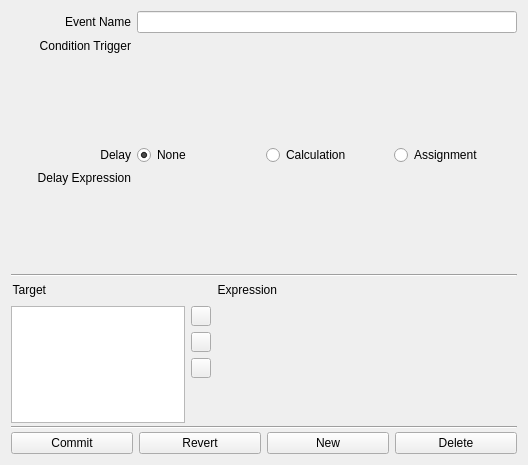
The window that copasi/UI/CQEventWidget1.ui (copasi/COPASI) describes before a commit, drawn with Qt 5.
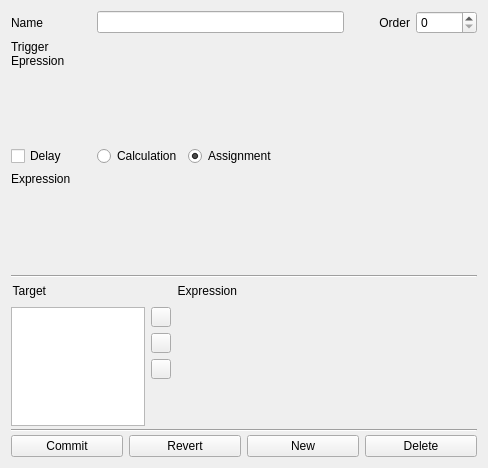
The same window after the commit. Icons and pictures are not drawn. Custom widgets are drawn as their Qt base class.

Commit message: Added order attribute to events.

Diff of the .ui file:
```diff
--- a/copasi/UI/CQEventWidget1.ui
+++ b/copasi/UI/CQEventWidget1.ui
@@ -19,8 +19,8 @@
    <rect>
     <x>0</x>
     <y>0</y>
-    <width>528</width>
-    <height>465</height>
+    <width>488</width>
+    <height>468</height>
    </rect>
   </property>
   <property name="sizePolicy" >
@@ -47,10 +47,10 @@
         </sizepolicy>
        </property>
        <property name="text" >
-        <string>Event Name</string>
+        <string>Name</string>
        </property>
        <property name="alignment" >
-        <set>Qt::AlignRight|Qt::AlignTrailing|Qt::AlignVCenter</set>
+        <set>Qt::AlignLeading|Qt::AlignLeft|Qt::AlignVCenter</set>
        </property>
        <property name="wordWrap" >
         <bool>false</bool>
@@ -60,6 +60,28 @@
      <item row="0" column="1" colspan="3" >
       <widget class="QLineEdit" name="mpLineEditName" />
      </item>
+     <item row="0" column="4" >
+      <widget class="QLabel" name="mpLabelOrder" >
+       <property name="sizePolicy" >
+        <sizepolicy vsizetype="Minimum" hsizetype="Preferred" >
+         <horstretch>0</horstretch>
+         <verstretch>0</verstretch>
+        </sizepolicy>
+       </property>
+       <property name="text" >
+        <string>Order</string>
+       </property>
+       <property name="alignment" >
+        <set>Qt::AlignRight|Qt::AlignTrailing|Qt::AlignVCenter</set>
+       </property>
+       <property name="wordWrap" >
+        <bool>false</bool>
+       </property>
+      </widget>
+     </item>
+     <item row="0" column="5" >
+      <widget class="QSpinBox" name="mpSpinOrder" />
+     </item>
      <item row="1" column="0" >
       <widget class="QLabel" name="mpLabelTrigger" >
        <property name="sizePolicy" >
@@ -69,17 +91,17 @@
         </sizepolicy>
        </property>
        <property name="text" >
-        <string>Condition Trigger</string>
+        <string>Trigger Epression</string>
        </property>
        <property name="alignment" >
-        <set>Qt::AlignRight|Qt::AlignTop|Qt::AlignTrailing</set>
+        <set>Qt::AlignLeading|Qt::AlignLeft|Qt::AlignTop</set>
        </property>
        <property name="wordWrap" >
-        <bool>false</bool>
+        <bool>true</bool>
        </property>
       </widget>
      </item>
-     <item row="1" column="1" colspan="3" >
+     <item row="1" column="1" colspan="5" >
       <widget class="CQExpressionMmlWidget" native="1" name="mpExpressionTrigger" >
        <property name="minimumSize" >
         <size>
@@ -105,46 +127,30 @@
       </widget>
      </item>
      <item row="2" column="0" >
-      <widget class="QLabel" name="mpLabelDelay" >
-       <property name="sizePolicy" >
-        <sizepolicy vsizetype="Minimum" hsizetype="Preferred" >
-         <horstretch>0</horstretch>
-         <verstretch>0</verstretch>
-        </sizepolicy>
+      <widget class="QCheckBox" name="mpCheckDelay" >
+       <property name="layoutDirection" >
+        <enum>Qt::LeftToRight</enum>
        </property>
        <property name="text" >
         <string>Delay</string>
        </property>
-       <property name="alignment" >
-        <set>Qt::AlignRight|Qt::AlignTrailing|Qt::AlignVCenter</set>
-       </property>
-       <property name="wordWrap" >
-        <bool>false</bool>
-       </property>
       </widget>
      </item>
      <item row="2" column="1" >
-      <widget class="QRadioButton" name="mpBtnDelayNone" >
-       <property name="text" >
-        <string>None</string>
-       </property>
-       <property name="checked" >
-        <bool>true</bool>
-       </property>
-      </widget>
-     </item>
-     <item row="2" column="2" >
       <widget class="QRadioButton" name="mpBtnDelayCalculation" >
        <property name="text" >
         <string>Calculation</string>
        </property>
       </widget>
      </item>
-     <item row="2" column="3" >
+     <item row="2" column="2" >
       <widget class="QRadioButton" name="mpBtnDelayAssignment" >
        <property name="text" >
         <string>Assignment</string>
        </property>
+       <property name="checked" >
+        <bool>true</bool>
+       </property>
       </widget>
      </item>
      <item row="3" column="0" >
@@ -156,17 +162,17 @@
         </sizepolicy>
        </property>
        <property name="text" >
-        <string>Delay Expression</string>
+        <string>Expression</string>
        </property>
        <property name="alignment" >
-        <set>Qt::AlignRight|Qt::AlignTop|Qt::AlignTrailing</set>
+        <set>Qt::AlignLeading|Qt::AlignLeft|Qt::AlignTop</set>
        </property>
        <property name="wordWrap" >
         <bool>false</bool>
        </property>
       </widget>
      </item>
-     <item row="3" column="1" colspan="3" >
+     <item row="3" column="1" colspan="5" >
       <widget class="CQExpressionMmlWidget" native="1" name="mpExpressionDelay" >
        <property name="minimumSize" >
         <size>
@@ -414,11 +420,6 @@
  </widget>
  <layoutdefault spacing="6" margin="11" />
  <customwidgets>
-  <customwidget>
-   <class>Q3ListBox</class>
-   <extends>Q3Frame</extends>
-   <header>q3listbox.h</header>
-  </customwidget>
   <customwidget>
    <class>CQExpressionMmlWidget</class>
    <extends>QWidget</extends>
```
Left out of the diff: 6 changed lines with no effect on the pictures. The commit also changes 7 other files.
